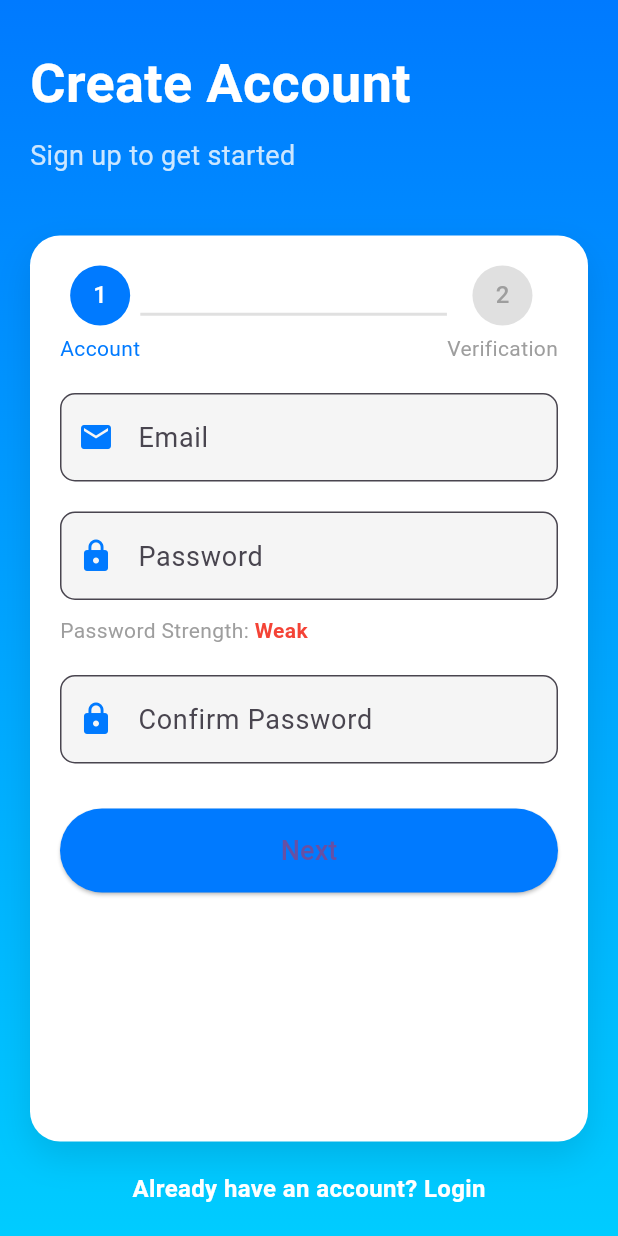
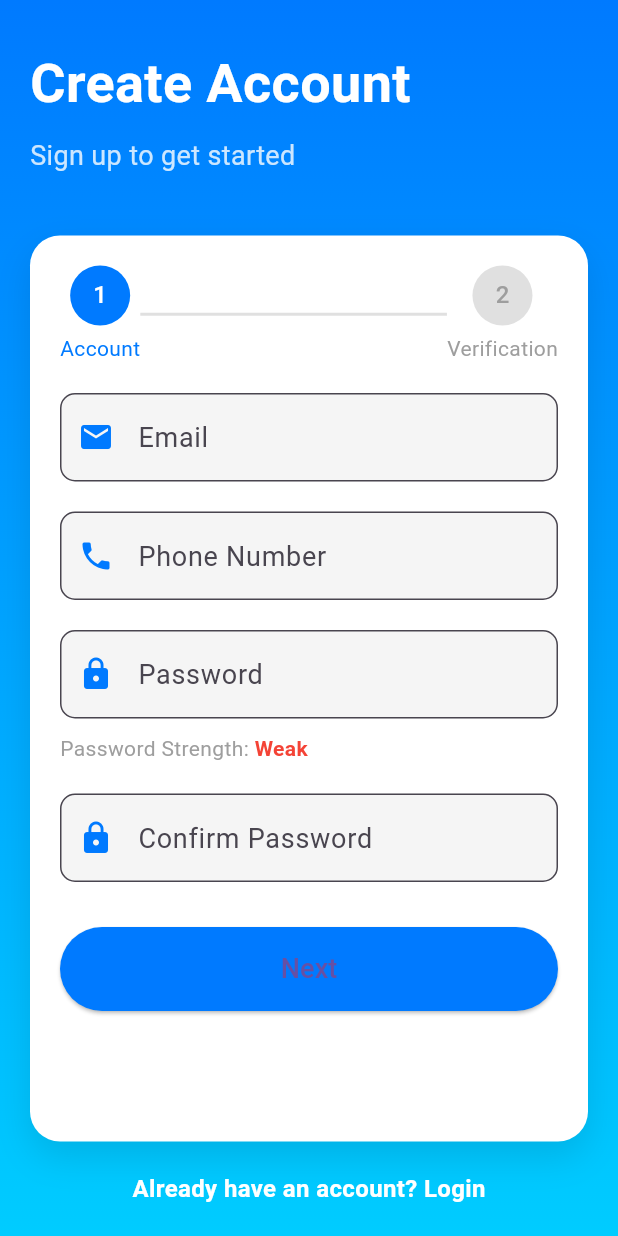
Before and after one commit to lyna-ismil/KariaGoApp, a Flutter app: the SignUpScreen screen opened directly, on a phone screen of 412 x 824 dp. Run offline on Flutter 3.47's test engine with Material 3 defaults, Android fonts, the phone set to English and light mode, and no system bars; our stand-ins replace animate_do, flutter_animate, flutter_svg, font_awesome_flutter, google_fonts, image_picker and 1 more.

Commit message:
Updated UI and fixed bugs

```diff
--- a/lib/presentation/views/signup_screen.dart
+++ b/lib/presentation/views/signup_screen.dart
@@ -13,6 +13,7 @@ class SignUpScreen extends StatefulWidget {
 class _SignUpScreenState extends State<SignUpScreen> {
   final _formKey = GlobalKey<FormState>();
   final TextEditingController _emailController = TextEditingController();
+  final TextEditingController _phoneNumberController = TextEditingController();
   final TextEditingController _passwordController = TextEditingController();
   final TextEditingController _confirmPasswordController =
       TextEditingController();
@@ -163,6 +164,11 @@ class _SignUpScreenState extends State<SignUpScreen> {
                                         _buildTextField(_emailController,
                                             "Email", Icons.email),
                                         SizedBox(height: 20),
+                                        _buildTextField(_phoneNumberController,
+                                            "Phone Number", Icons.phone,
+                                            isNumber:
+                                                true), // Added phone number field
+                                        SizedBox(height: 20),
                                         _buildTextField(_passwordController,
                                             "Password", Icons.lock,
                                             isPassword: true),
@@ -283,10 +289,13 @@ class _SignUpScreenState extends State<SignUpScreen> {
 
   Widget _buildTextField(
       TextEditingController controller, String hint, IconData icon,
-      {bool isPassword = false}) {
+      {bool isPassword = false, bool isNumber = false}) {
     return TextFormField(
       controller: controller,
       obscureText: isPassword,
+      keyboardType: isNumber
+          ? TextInputType.phone
+          : TextInputType.text, // Set number keyboard for phone field
       decoration: InputDecoration(
         hintText: hint,
         prefixIcon: Icon(icon, color: Color(0xFF007AFF)),
@@ -307,6 +316,9 @@ class _SignUpScreenState extends State<SignUpScreen> {
         }
         if (hint == "Email" && !value.contains('@')) {
           return 'Please enter a valid email';
+        }
+        if (hint == "Phone Number" && value.length < 8) {
+          return 'Please enter a valid phone number';
         }
         if (hint == "Password" && value.length < 6) {
           return 'Password must be at least 6 characters';
```
